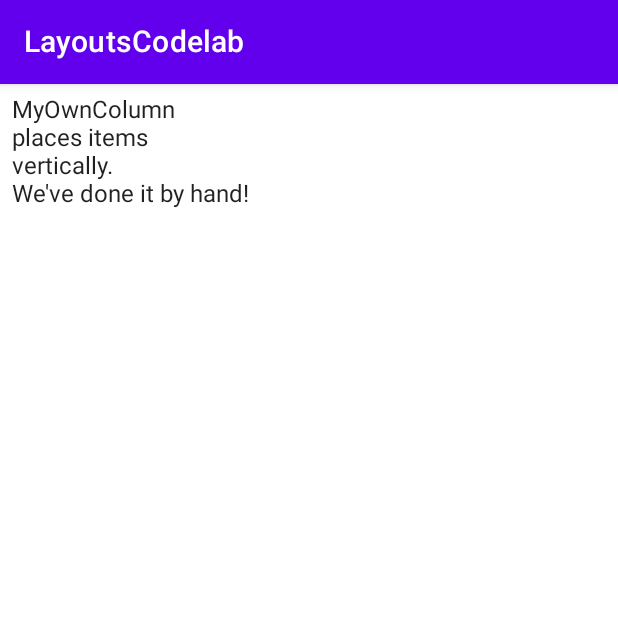
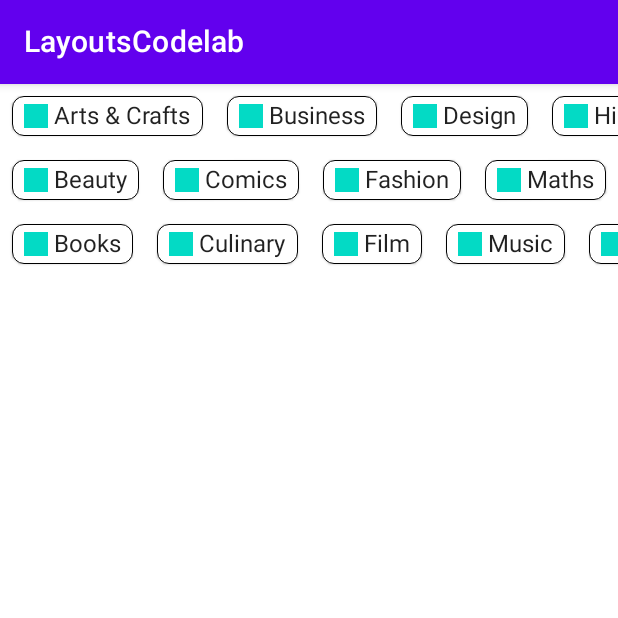
Before and after one commit to cjae/composer_second_date, an Android app built with Jetpack Compose: the screen it shows after launch (MainActivity), on a phone screen of 412 x 824 dp, the top half of it. Run offline under Robolectric (Android 15) with nearby library versions, the phone set to English and light mode, and no system bars.

```diff
--- a/app/src/main/java/com/expanse/app/secondcompasedate/MainActivity.kt
+++ b/app/src/main/java/com/expanse/app/secondcompasedate/MainActivity.kt
@@ -3,16 +3,23 @@ package com.expanse.app.secondcompasedate
 import android.os.Bundle
 import androidx.activity.ComponentActivity
 import androidx.activity.compose.setContent
-import androidx.compose.foundation.layout.padding
-import androidx.compose.material.Scaffold
-import androidx.compose.material.Text
-import androidx.compose.material.TopAppBar
+import androidx.compose.foundation.BorderStroke
+import androidx.compose.foundation.background
+import androidx.compose.foundation.horizontalScroll
+import androidx.compose.foundation.layout.*
+import androidx.compose.foundation.rememberScrollState
+import androidx.compose.foundation.shape.RoundedCornerShape
+import androidx.compose.material.*
 import androidx.compose.runtime.Composable
+import androidx.compose.ui.Alignment
 import androidx.compose.ui.Modifier
+import androidx.compose.ui.graphics.Color
 import androidx.compose.ui.layout.Layout
 import androidx.compose.ui.tooling.preview.Preview
+import androidx.compose.ui.unit.Dp
 import androidx.compose.ui.unit.dp
 import com.expanse.app.secondcompasedate.ui.theme.SecondCompaseDateTheme
+import kotlin.math.max
 
 class MainActivity : ComponentActivity() {
     override fun onCreate(savedInstanceState: Bundle?) {
@@ -36,42 +43,104 @@ fun LayoutsCodelab() {
     }
 }
 
+val topics = listOf(
+    "Arts & Crafts", "Beauty", "Books", "Business", "Comics", "Culinary",
+    "Design", "Fashion", "Film", "History", "Maths", "Music", "People", "Philosophy",
+    "Religion", "Social sciences", "Technology", "TV", "Writing"
+)
+
+
 @Composable
 fun BodyContent(modifier: Modifier = Modifier) {
-    MyOwnColumn(modifier.padding(8.dp)) {
-        Text("MyOwnColumn")
-        Text("places items")
-        Text("vertically.")
-        Text("We've done it by hand!")
+    Row(modifier = modifier.horizontalScroll(rememberScrollState())) {
+        StaggeredGrid {
+            for (topic in topics) {
+                Chip(modifier = Modifier.padding(8.dp), text = topic)
+            }
+        }
+    }
+}
+
+
+@Composable
+fun Chip(modifier: Modifier = Modifier, text: String) {
+    Card(
+        modifier = modifier,
+        border = BorderStroke(color = Color.Black, width = Dp.Hairline),
+        shape = RoundedCornerShape(8.dp)
+    ) {
+        Row(
+            modifier = Modifier.padding(start = 8.dp, top = 4.dp, end = 8.dp, bottom = 4.dp),
+            verticalAlignment = Alignment.CenterVertically
+        ) {
+            Box(
+                modifier = Modifier.size(16.dp, 16.dp)
+                    .background(color = MaterialTheme.colors.secondary)
+            )
+            Spacer(Modifier.width(4.dp))
+            Text(text = text)
+        }
     }
 }
 
 @Composable
-fun MyOwnColumn(
+fun StaggeredGrid(
     modifier: Modifier = Modifier,
+    rows: Int = 3,
     content: @Composable () -> Unit
 ) {
     Layout(
         modifier = modifier,
         content = content
     ) { measurables, constraints ->
+        // Keep track of the width of each row
+        val rowWidths = IntArray(rows) { 0 }
+
+        // Keep track of the max height of each row
+        val rowHeights = IntArray(rows) { 0 }
 
         // Don't constrain child views further, measure them with given constraints
         // List of measured children
-        val placeables = measurables.map { measurable ->
+        val placeables = measurables.mapIndexed { index, measurable ->
+
             // Measure each child
-            measurable.measure(constraints)
+            val placeable = measurable.measure(constraints)
+
+            // Track the width and max height of each row
+            val row = index % rows
+            rowWidths[row] += placeable.width
+            rowHeights[row] = max(rowHeights[row], placeable.height)
+
+            placeable
         }
 
-        var yPosition = 0
-        layout(constraints.maxWidth, constraints.maxHeight) {
-            // Place children in the parent layout
-            placeables.forEach { placeable ->
-                // Position item on the screen
-                placeable.placeRelative(x = 0, y = yPosition)
+        // Grid's width is the widest row
+        val width = rowWidths.maxOrNull()
+            ?.coerceIn(constraints.minWidth.rangeTo(constraints.maxWidth)) ?: constraints.minWidth
 
-                // Record the y co-ord placed up to
-                yPosition += placeable.height
+        // Grid's height is the sum of the tallest element of each row
+        // coerced to the height constraints
+        val height = rowHeights.sumOf { it }
+            .coerceIn(constraints.minHeight.rangeTo(constraints.maxHeight))
+
+        // Y of each row, based on the height accumulation of previous rows
+        val rowY = IntArray(rows) { 0 }
+        for (i in 1 until rows) {
+            rowY[i] = rowY[i-1] + rowHeights[i-1]
+        }
+
+        // Set the size of the parent layout
+        layout(width, height) {
+            // x cord we have placed up to, per row
+            val rowX = IntArray(rows) { 0 }
+
+            placeables.forEachIndexed { index, placeable ->
+                val row = index % rows
+                placeable.placeRelative(
+                    x = rowX[row],
+                    y = rowY[row]
+                )
+                rowX[row] += placeable.width
             }
         }
     }
```
